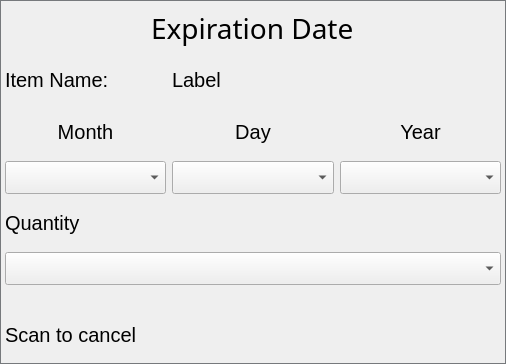
addisonElliott/SmartShopTouchScreen, file Windows/ExpirationBox.ui: the form before one commit.
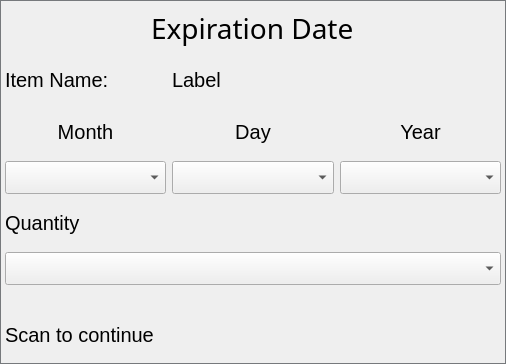
The form after the commit. Icons and pictures are not drawn. Custom widgets are drawn as their Qt base class.

The edit to the form file:
```diff
--- a/Windows/ExpirationBox.ui
+++ b/Windows/ExpirationBox.ui
@@ -190,7 +190,7 @@
         </font>
        </property>
        <property name="text">
-        <string>Scan to cancel</string>
+        <string>Scan to continue</string>
        </property>
       </widget>
      </item>
```
